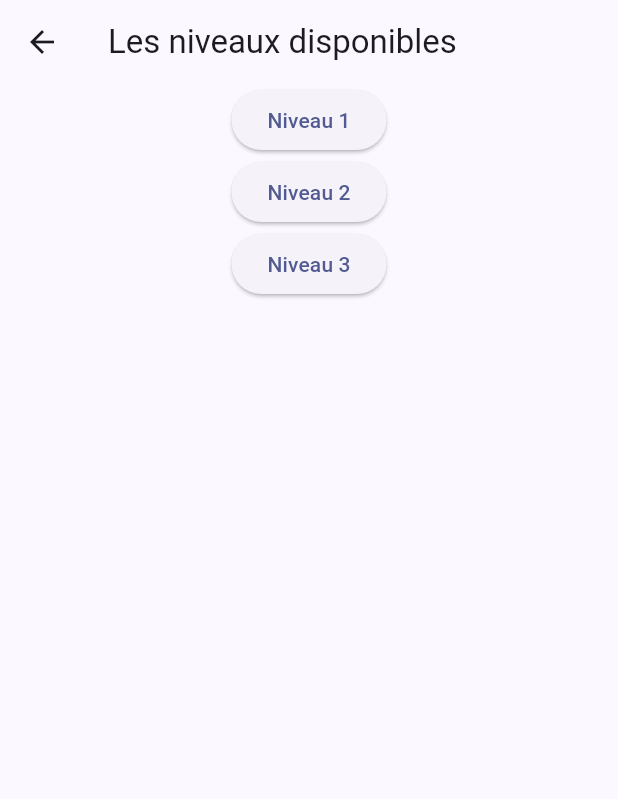
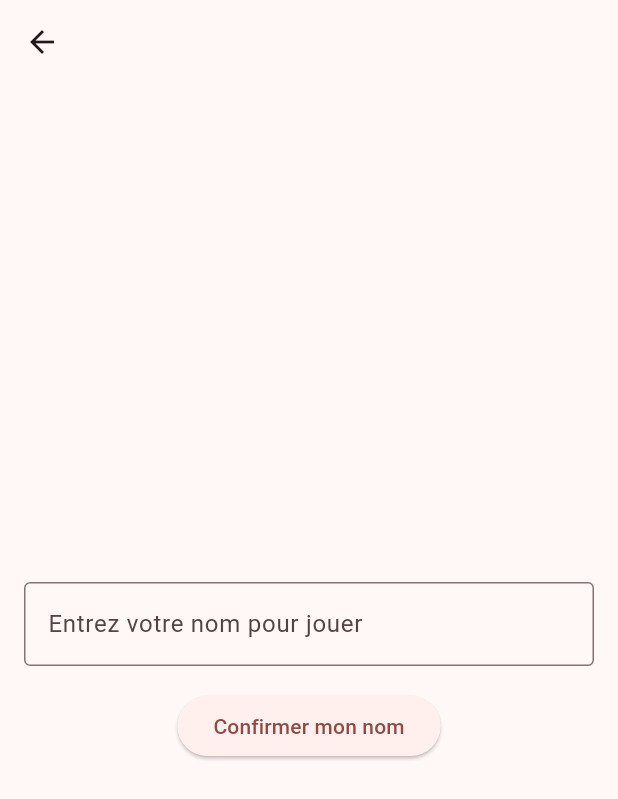
Before and after one commit to TomDubois12/TP_FLUTTER_LAPIN, a Flutter app: the screen it shows after launch, after a tap on "Jouer", on a phone screen of 412 x 824 dp. Shown: the top 799 px of the screen. Run offline on Flutter 3.47's test engine with Material 3 defaults, Android fonts, the phone set to English and light mode, and no system bars; our stand-ins replace go_router.

Commit message:
Ajout de la page pour ajouter son nom

```diff
--- a/tp_flutter_lapin/lib/app.dart
+++ b/tp_flutter_lapin/lib/app.dart
@@ -10,7 +10,7 @@ class MyApp extends StatelessWidget{
     return MaterialApp.router(
       title: 'Le jeu du lapin',
       theme: ThemeData(
-        colorScheme: ColorScheme.fromSeed(seedColor: Colors.indigoAccent),
+        colorScheme: ColorScheme.fromSeed(seedColor: Colors.red),
         useMaterial3: true,
       ),
       routerConfig: router,
--- a/tp_flutter_lapin/lib/router/app_router.dart
+++ b/tp_flutter_lapin/lib/router/app_router.dart
@@ -3,6 +3,7 @@ import 'package:go_router/go_router.dart';
 
 
 import '../ui/home_page.dart';
+import '../ui/name.dart';
 import '../ui/list_level_page.dart';
 import 'package:tp_flutter_lapin/ui/level_1.dart';
 import 'package:tp_flutter_lapin/ui/level_2.dart';
@@ -31,6 +32,10 @@ final router = GoRouter(
           builder: (context,state) => const HomeScreen(),
           routes: <RouteBase>[
             GoRoute(
+              path: 'name',
+              builder: (context, state) => const NameScreen(),
+              routes: [
+                GoRoute(
                     path: 'level',
                     builder: (context, state) => const LevelsScreen(),
                     routes: [
@@ -51,6 +56,8 @@ final router = GoRouter(
                         builder: (BuildContext context, GoRouterState state){
                           return const Niveau3Screen();
                         },
+                      ),
+                    ]
                 ),
               ]
             ),
--- a/tp_flutter_lapin/lib/ui/home_page.dart
+++ b/tp_flutter_lapin/lib/ui/home_page.dart
@@ -13,7 +13,7 @@ class HomeScreen extends StatelessWidget{
             children: [
               ElevatedButton(
                 child: const Text('Jouer'),
-                onPressed: () => context.go('/home/level'),
+                onPressed: () => context.go('/home/name'),
               ),
               ElevatedButton(
                 child: const Text('Scores'),
--- a/tp_flutter_lapin/lib/ui/list_level_page.dart
+++ b/tp_flutter_lapin/lib/ui/list_level_page.dart
@@ -13,15 +13,15 @@ class LevelsScreen extends StatelessWidget{
             children: [
               ElevatedButton(
                 child: const Text('Niveau 1'),
-                onPressed: () => context.go('/home/level/1'),
+                onPressed: () => context.go('/home/name/level/1'),
               ),
               ElevatedButton(
                 child: const Text('Niveau 2'),
-                onPressed: () => context.go('/home/level/2'),
+                onPressed: () => context.go('/home/name/level/2'),
               ),
               ElevatedButton(
                 child: const Text('Niveau 3'),
-                onPressed: () => context.go('/home/level/3'),
+                onPressed: () => context.go('/home/name/level/3'),
               ),
             ],
           )
--- /dev/null
+++ b/tp_flutter_lapin/lib/ui/name.dart
@@ -0,0 +1,34 @@
+import 'package:flutter/material.dart';
+import 'package:go_router/go_router.dart';
+
+class NameScreen extends StatelessWidget {
+  const NameScreen({Key? key}) : super(key: key);
+
+  @override
+  Widget build(BuildContext context) {
+    return Scaffold(
+      appBar: AppBar(
+      ),
+      body: Center(
+        child: Column(
+          mainAxisAlignment: MainAxisAlignment.center,
+          children: [
+            const Padding(
+              padding: EdgeInsets.all(16.0),
+              child: TextField(
+                decoration: InputDecoration(
+                  labelText: 'Entrez votre nom pour jouer',
+                  border: OutlineInputBorder(),
+                ),
+              ),
+            ),
+            ElevatedButton(
+              child: const Text('Confirmer mon nom'),
+              onPressed: () => context.go('/home/name/level'),
+            ),
+          ],
+        ),
+      ),
+    );
+  }
+}
```
Also changed, not shown: tp_flutter_lapin/lib/ui/level_1.dart (+14 -3 lines), tp_flutter_lapin/lib/ui/level_2.dart (+14 -3 lines), tp_flutter_lapin/lib/ui/level_3.dart (+14 -3 lines). Lines whose indentation alone changed are shown as unchanged.
